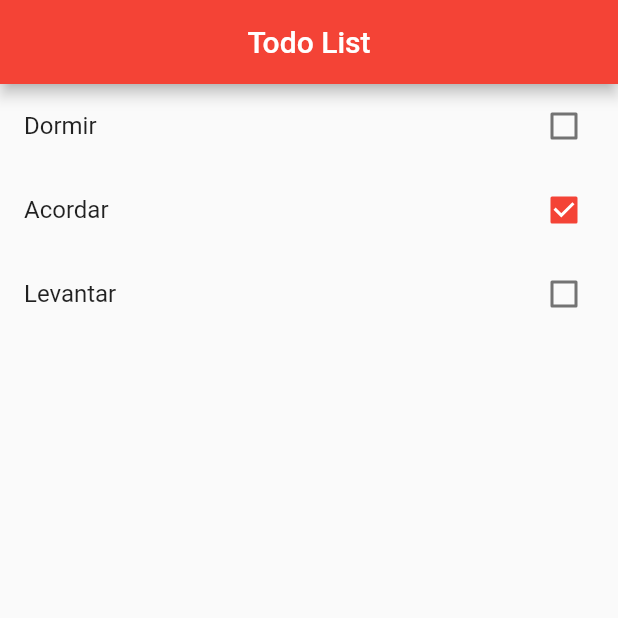
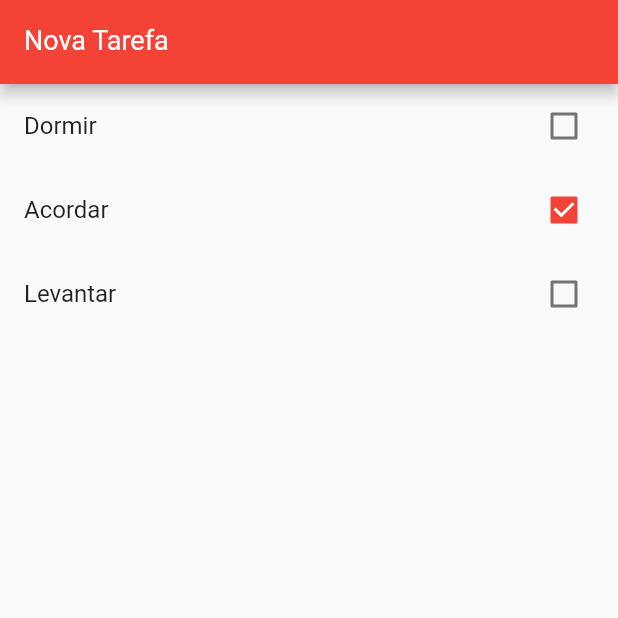
Before and after one commit to KailanySousa/Todo, a Flutter app: the screen it shows after launch, on a phone screen of 412 x 824 dp, the top half of it. Run offline on Flutter 3.47's test engine with Material 2 defaults, Android fonts, the phone set to English and light mode, and no system bars.

Commit message:
Criando o TextFormField
TextFormField responsável por receber o texto de um nova tarefa que será adicionada

```diff
--- a/todo/lib/main.dart
+++ b/todo/lib/main.dart
@@ -35,13 +35,26 @@ class HomePage extends StatefulWidget {
 }
 
 class _HomePageState extends State<HomePage> {
+  var newTaskCrtl = TextEditingController();
+
   @override
   Widget build(BuildContext context) {
     return Scaffold(
         // Scaffold - faz com que o Widget assume o estilo de uma página
         appBar: AppBar(
-          title: Center(
-            child: Text("Todo List"),
+          title: TextFormField(
+            controller: newTaskCrtl,
+            keyboardType: TextInputType.text,
+            style: TextStyle(
+              color: Colors.white,
+              fontSize: 18,
+            ),
+            decoration: InputDecoration(
+              labelText: "Nova Tarefa",
+              labelStyle: TextStyle(
+                color: Colors.white,
+              ),
+            ),
           ),
         ),
         body: ListView.builder(
```
